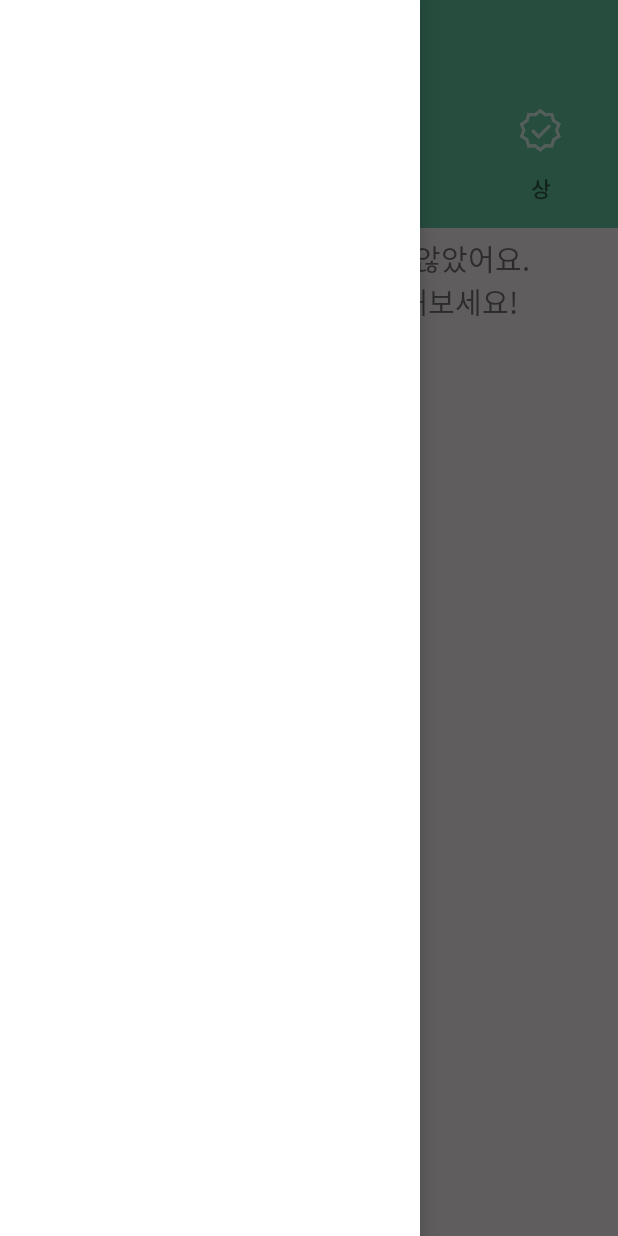
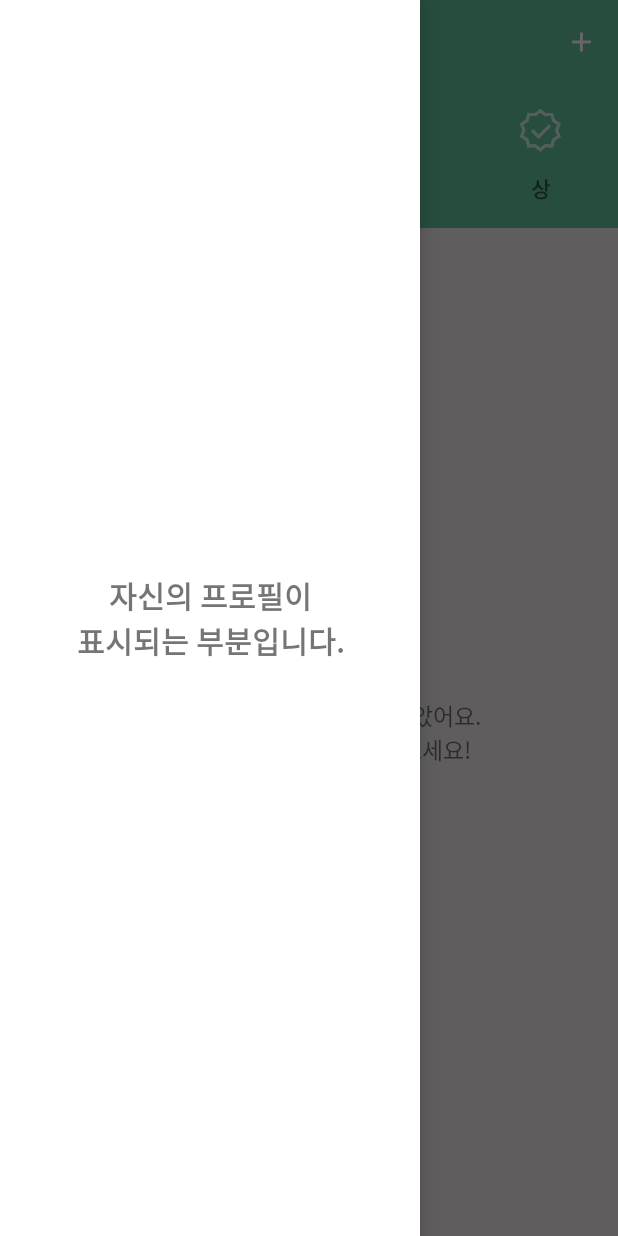
Before and after one commit to buddman1208/awardoftoday_android, an Android app: the screen it shows after launch (MainActivity), after a tap on an icon or button, on a phone screen of 412 x 824 dp. Run offline under Robolectric (Android 15) with nearby library versions, the phone set to English and light mode, and no system bars; libraries missing offline, so code that uses them is left out: com.afollestad.materialdialogs, com.getbase.floatingactionbutton, com.rey.material; 3 statements that could not run were skipped.

Commit message:
Fix System

```diff
--- a/app/src/main/AndroidManifest.xml
+++ b/app/src/main/AndroidManifest.xml
@@ -5,11 +5,11 @@
     <application
         android:allowBackup="true"
         android:icon="@mipmap/ic_launcher"
-        android:label="@string/app_name"
+        android:label="오늘의 어린이상!"
         android:theme="@style/BasicTheme" >
         <activity
             android:name=".activity.MainActivity"
-            android:label="@string/app_name" >
+            android:label="오늘의 어린이상!" >
             <intent-filter>
                 <action android:name="android.intent.action.MAIN" />
 
--- a/app/src/main/java/kr/edcan/awardoftoday/activity/MainActivity.java
+++ b/app/src/main/java/kr/edcan/awardoftoday/activity/MainActivity.java
@@ -1,5 +1,6 @@
 package kr.edcan.awardoftoday.activity;
 
+import android.content.SharedPreferences;
 import android.os.Bundle;
 import android.support.v4.view.GravityCompat;
 import android.support.v4.view.ViewPager;
@@ -8,9 +9,14 @@ import android.support.v7.app.AppCompatActivity;
 import android.view.Menu;
 import android.view.MenuItem;
 import android.view.View;
+import android.widget.ArrayAdapter;
 import android.widget.ImageView;
+import android.widget.Toast;
 
+import com.afollestad.materialdialogs.MaterialDialog;
 import com.rey.material.widget.Slider;
+
+import java.util.ArrayList;
 
 import kr.edcan.awardoftoday.R;
 import kr.edcan.awardoftoday.utils.SlidingTabLayout;
@@ -19,12 +25,16 @@ import kr.edcan.awardoftoday.utils.ViewPagerAdapter;
 
 public class MainActivity extends AppCompatActivity implements View.OnClickListener {
 
+
+    SharedPreferences sharedPreferences;
+    SharedPreferences.Editor editor;
     DrawerLayout drawerLayout;
-    ImageView drawer_launcher;
+    ImageView drawer_launcher, updown_state;
     ViewPager pager;
     ViewPagerAdapter adapter;
+    ArrayAdapter<String> updownAdapter;
     SlidingTabLayout tabs;
-    String Titles[] = {"홈", "목표", "원해요", "상"};
+    String Titles[] = {"홈", "목표", "원해요", "상"}, UpDownList[] = {"최신순", "오래된순", "남은시간"};
     int tab_count = 4;
 
     @Override
@@ -32,11 +42,18 @@ public class MainActivity extends AppCompatActivity implements View.OnClickListe
         super.onCreate(savedInstanceState);
         setContentView(R.layout.activity_main);
         setDefault();
-
+        sharedPreferences = getSharedPreferences("AwardOfToday", 0);
+        editor = sharedPreferences.edit();
+        ArrayList<String> arr = new ArrayList<>();
+        arr.add("최신순");
+        arr.add("오래된순");
+        updownAdapter = new ArrayAdapter<String>(MainActivity.this, android.R.layout.simple_list_item_1, arr);
     }
     public void setDefault(){
         drawerLayout = (DrawerLayout) findViewById(R.id.drawer_layout);
         drawer_launcher =(ImageView) findViewById(R.id.drawer_launch);
+        updown_state = (ImageView)findViewById(R.id.updown_state);
+        updown_state.setOnClickListener(this);
         drawer_launcher.setOnClickListener(this);
         adapter = new ViewPagerAdapter(getSupportFragmentManager(), Titles, tab_count);
         pager = (ViewPager) findViewById(R.id.pager);
@@ -79,6 +96,22 @@ public class MainActivity extends AppCompatActivity implements View.OnClickListe
             case R.id.drawer_launch:
                 drawerLayout.openDrawer(GravityCompat.START);
                 break;
+            case R.id.updown_state:
+                new MaterialDialog.Builder(this)
+                        .title("정렬")
+                        .items(UpDownList)
+                        .itemsCallback(new MaterialDialog.ListCallback() {
+                            @Override
+                            public void onSelection(MaterialDialog dialog, View view, int which, CharSequence text) {
+                                if(text.equals("최신순")) editor.putBoolean("byTime", false);
+                                else if(text.equals("오래된순")) editor.putBoolean("byTime", true);
+                                else
+                                    Toast.makeText(MainActivity.this, "이 기능은 준비중입니다", Toast.LENGTH_SHORT).show();
+                                editor.commit();
+                                setDefault();
+                            }
+                        })
+                        .show();
         }
     }
     public void onResume(){
--- a/app/src/main/java/kr/edcan/awardoftoday/activity/Tab_Achieve.java
+++ b/app/src/main/java/kr/edcan/awardoftoday/activity/Tab_Achieve.java
@@ -3,6 +3,7 @@ package kr.edcan.awardoftoday.activity;
 
 import android.content.Context;
 import android.content.Intent;
+import android.content.SharedPreferences;
 import android.os.Bundle;
 import android.support.annotation.Nullable;
 import android.support.v4.app.Fragment;
@@ -11,6 +12,8 @@ import android.view.LayoutInflater;
 import android.view.View;
 import android.view.ViewGroup;
 import android.widget.LinearLayout;
+import android.widget.TextView;
+import android.widget.Toast;
 
 import com.getbase.floatingactionbutton.FloatingActionButton;
 
@@ -23,23 +26,57 @@ import kr.edcan.awardoftoday.R;
 public class Tab_Achieve extends Fragment implements View.OnClickListener {
     LinearLayout AchieveView;
     FloatingActionButton addAchieve;
+    boolean byTime = false;
+    SharedPreferences sharedPreferences;
+    int sharedCount;
+
     @Override
     public View onCreateView(LayoutInflater inflater, @Nullable ViewGroup container, @Nullable Bundle savedInstanceState) {
-        View v =inflater.inflate(R.layout.main_achieve,container,false);
+        View v = inflater.inflate(R.layout.main_achieve, container, false);
         AchieveView = (LinearLayout) v.findViewById(R.id.achieve_layout);
-        addAchieve = (FloatingActionButton)v.findViewById(R.id.add_achieve);
+        addAchieve = (FloatingActionButton) v.findViewById(R.id.add_achieve);
         addAchieve.setOnClickListener(this);
+        setData(v);
+        return v;
+    }
+
+    public void setData(View v) {
+        sharedPreferences = getContext().getSharedPreferences("AwardOfToday", 0);
+        sharedCount = sharedPreferences.getInt("count", 0);
+        byTime = sharedPreferences.getBoolean("byTime", false);
+        AchieveView = (LinearLayout) v.findViewById(R.id.achieve_layout);
         LayoutInflater cardInflator = (LayoutInflater) getContext().getSystemService(Context.LAYOUT_INFLATER_SERVICE);
-        for (int i = 0; i < 20; i++) {
-            CardView route_info_tab = (CardView) cardInflator.inflate(R.layout.cardview_layout, null);
-            AchieveView.addView(route_info_tab);
+        if (sharedCount == 0) {
+            TextView noText = (TextView) v.findViewById(R.id.no_goal_text);
+            noText.setVisibility(View.VISIBLE);
+        } else if(byTime){
+            for (int i = 1; i <= sharedCount-1; i++) {
+                CardView route_info_tab = (CardView) cardInflator.inflate(R.layout.cardview_layout, null);
+                TextView title = (TextView) route_info_tab.findViewById(R.id.card_title);
+                TextView content = (TextView) route_info_tab.findViewById(R.id.card_description);
+                TextView reward = (TextView) route_info_tab.findViewById(R.id.card_reward);
+                title.setText(sharedPreferences.getString("title" + i, ""));
+                content.setText(sharedPreferences.getString("content" + i, ""));
+                reward.setText(sharedPreferences.getInt("reward" + i, 0)+"개");
+                AchieveView.addView(route_info_tab);
+            }
+        } else {
+            for (int i = sharedCount-1;i>=1; i--) {
+                CardView route_info_tab = (CardView) cardInflator.inflate(R.layout.cardview_layout, null);
+                TextView title = (TextView) route_info_tab.findViewById(R.id.card_title);
+                TextView content = (TextView) route_info_tab.findViewById(R.id.card_description);
+                TextView reward = (TextView) route_info_tab.findViewById(R.id.card_reward);
+                title.setText(sharedPreferences.getString("title" + i, ""));
+                content.setText(sharedPreferences.getString("content" + i, ""));
+                reward.setText(sharedPreferences.getInt("reward" + i, 0)+"개");
+                AchieveView.addView(route_info_tab);
+            }
         }
-        return v;
     }
 
     @Override
     public void onClick(View v) {
-        switch(v.getId()){
+        switch (v.getId()) {
             case R.id.add_achieve:
                 startActivity(new Intent(getContext(), AddAchievement.class));
                 break;
--- a/app/src/main/java/kr/edcan/awardoftoday/activity/Tab_Home.java
+++ b/app/src/main/java/kr/edcan/awardoftoday/activity/Tab_Home.java
@@ -23,15 +23,9 @@ import kr.edcan.awardoftoday.R;
 public class Tab_Home extends Fragment {
     LinearLayout HomeView;
     SharedPreferences sharedPreferences;
-    SharedPreferences.Editor editor;
     int sharedCount;
+    boolean byTime = false;
 
-    //    editor.putString("title"+sharedCount, getTitle);
-//    editor.putString("content" + sharedCount, getContent);
-//    editor.putString("when"+sharedCount, year+"."+month+"."+day+"."+hour+"."+minute);
-//    editor.putInt("reward"+sharedCount, reward);
-//    editor.putInt("count", sharedCount++);
-//    editor.commit();
     @Override
     public View onCreateView(LayoutInflater inflater, @Nullable ViewGroup container, @Nullable Bundle savedInstanceState) {
         View v = inflater.inflate(R.layout.main_home, container, false);
@@ -42,14 +36,25 @@ public class Tab_Home extends Fragment {
     public void setData(View v) {
         sharedPreferences = getContext().getSharedPreferences("AwardOfToday", 0);
         sharedCount = sharedPreferences.getInt("count", 0);
+        byTime = sharedPreferences.getBoolean("byTime", false);
         HomeView = (LinearLayout) v.findViewById(R.id.home_layout);
         LayoutInflater cardInflator = (LayoutInflater) getContext().getSystemService(Context.LAYOUT_INFLATER_SERVICE);
-        Toast.makeText(getContext(), sharedCount+"개", Toast.LENGTH_SHORT).show();
         if (sharedCount == 0) {
             TextView noText = (TextView) v.findViewById(R.id.no_goal_text);
             noText.setVisibility(View.VISIBLE);
+        } else if(byTime){
+            for (int i = 1; i <= sharedCount-1; i++) {
+                CardView route_info_tab = (CardView) cardInflator.inflate(R.layout.cardview_layout, null);
+                TextView title = (TextView) route_info_tab.findViewById(R.id.card_title);
+                TextView content = (TextView) route_info_tab.findViewById(R.id.card_description);
+                TextView reward = (TextView) route_info_tab.findViewById(R.id.card_reward);
+                title.setText(sharedPreferences.getString("title" + i, ""));
+                content.setText(sharedPreferences.getString("content" + i, ""));
+                reward.setText(sharedPreferences.getInt("reward" + i, 0)+"개");
+                HomeView.addView(route_info_tab);
+            }
         } else {
-            for (int i = 1; i <= sharedCount-1; i++) {
+            for (int i = sharedCount-1;i>=1; i--) {
                 CardView route_info_tab = (CardView) cardInflator.inflate(R.layout.cardview_layout, null);
                 TextView title = (TextView) route_info_tab.findViewById(R.id.card_title);
                 TextView content = (TextView) route_info_tab.findViewById(R.id.card_description);
--- a/app/src/main/java/kr/edcan/awardoftoday/utils/AlarmService.java
+++ b/app/src/main/java/kr/edcan/awardoftoday/utils/AlarmService.java
@@ -23,7 +23,7 @@ public class AlarmService extends BroadcastReceiver {
         content = intent.getStringExtra("content");
         NotificationCompat.Builder mBuilder =
                 new NotificationCompat.Builder(context)
-                        .setSmallIcon(R.drawable.ic_prize_on)
+                        .setSmallIcon(R.mipmap.ic_launcher)
                         .setContentTitle(title)
                         .setContentText(content);
         int mNotificationId = 001;
--- a/app/src/main/res/layout/activity_main.xml
+++ b/app/src/main/res/layout/activity_main.xml
@@ -1,8 +1,8 @@
 <android.support.v4.widget.DrawerLayout xmlns:android="http://schemas.android.com/apk/res/android"
     android:id="@+id/drawer_layout"
-    android:background="#FFF"
     android:layout_width="match_parent"
-    android:layout_height="match_parent">
+    android:layout_height="match_parent"
+    android:background="#FFF">
 
     <LinearLayout
         android:layout_width="match_parent"
@@ -20,6 +20,10 @@
                 android:layout_height="match_parent"
                 android:orientation="vertical">
 
+                <FrameLayout
+                    android:layout_width="match_parent"
+                    android:layout_height="wrap_content">
+
                     <LinearLayout
                         android:layout_width="match_parent"
                         android:layout_height="wrap_content"
@@ -32,22 +36,24 @@
                             android:orientation="horizontal">
 
                             <ImageView
-                            android:background="@drawable/icon_background"
                                 android:id="@+id/drawer_launch"
                                 android:layout_width="wrap_content"
                                 android:layout_height="match_parent"
+                                android:background="@drawable/icon_background"
                                 android:padding="15dp"
                                 android:src="@drawable/btn_nav" />
 
                             <TextView
-                            android:layout_width="match_parent"
+                                android:layout_width="wrap_content"
                                 android:layout_height="match_parent"
                                 android:gravity="center_vertical"
                                 android:padding="1dp"
-                            android:textStyle="bold"
                                 android:text="오늘의 어린이상!"
                                 android:textColor="#FFF"
-                            android:textSize="18dp" />
+                                android:textSize="18dp"
+                                android:textStyle="bold" />
+
+
                         </LinearLayout>
 
                         <kr.edcan.awardoftoday.utils.SlidingTabLayout
@@ -58,15 +64,25 @@
                             android:elevation="2dp" />
 
                     </LinearLayout>
+                    <ImageView
+                        android:id="@+id/updown_state"
+                        android:layout_gravity="end"
+                        android:layout_width="wrap_content"
+                        android:layout_height="56dp"
+                        android:background="@drawable/icon_background"
+                        android:padding="15dp"
+                        android:src="@drawable/btn_add" />
+                </FrameLayout>
+
                 <LinearLayout
                     android:layout_width="match_parent"
                     android:layout_height="match_parent">
+
                     <android.support.v4.view.ViewPager
                         android:id="@+id/pager"
+                        android:layout_width="match_parent"
                         android:layout_height="match_parent"
-                        android:layout_width="match_parent"
-                        android:layout_weight="1">
-                    </android.support.v4.view.ViewPager>
+                        android:layout_weight="1"></android.support.v4.view.ViewPager>
                 </LinearLayout>
             </LinearLayout>
         </FrameLayout>
@@ -79,5 +95,8 @@
         android:layout_gravity="start"
         android:background="#fff"
         android:dividerHeight="0dp"
-        android:orientation="vertical"></LinearLayout>
+        android:orientation="vertical">
+        <include
+            layout="@layout/navigation_layout"></include>
+    </LinearLayout>
 </android.support.v4.widget.DrawerLayout>
--- a/app/src/main/res/layout/cardview_layout.xml
+++ b/app/src/main/res/layout/cardview_layout.xml
@@ -7,6 +7,7 @@
     android:layout_height="wrap_content"
     cardview:cardElevation="3dp"
     android:layout_margin="10dp"
+    cardview:cardUseCompatPadding="true"
     cardview:cardPreventCornerOverlap="false">
 
     <LinearLayout
--- /dev/null
+++ b/app/src/main/res/layout/navigation_layout.xml
@@ -0,0 +1,13 @@
+<?xml version="1.0" encoding="utf-8"?>
+<LinearLayout xmlns:android="http://schemas.android.com/apk/res/android"
+    android:orientation="vertical" android:layout_width="match_parent"
+    android:layout_height="match_parent">
+
+    <TextView
+        android:textStyle="bold"
+        android:textSize="20dp"
+        android:text="자신의 프로필이\n표시되는 부분입니다."
+        android:gravity="center"
+        android:layout_width="match_parent"
+        android:layout_height="match_parent" />
+</LinearLayout>
```
Also changed, not shown: app/src/main/java/kr/edcan/awardoftoday/activity/AddAchievement.java (+12 -6 lines), app/src/main/res/layout/activity_add_achievement.xml (+11 -9 lines), app/src/main/res/layout/main_achieve.xml (+13 -11 lines), app/src/main/res/layout/main_award.xml (+22 -8 lines), app/src/main/res/layout/main_home.xml (+21 -15 lines), app/src/main/res/layout/main_want.xml (+17 -9 lines), app/src/main/res/mipmap-hdpi/ic_launcher.png, app/src/main/res/mipmap-mdpi/ic_launcher.png, app/src/main/res/mipmap-xhdpi/ic_launcher.png, app/src/main/res/mipmap-xxhdpi/ic_launcher.png. Lines whose indentation alone changed are shown as unchanged.
